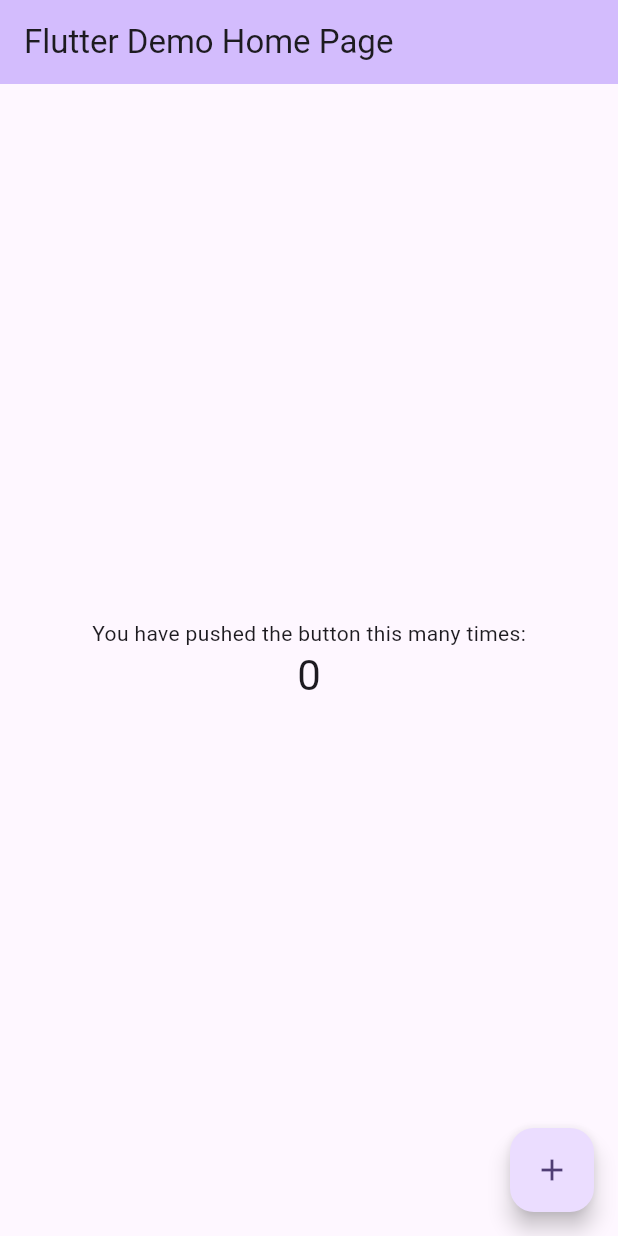
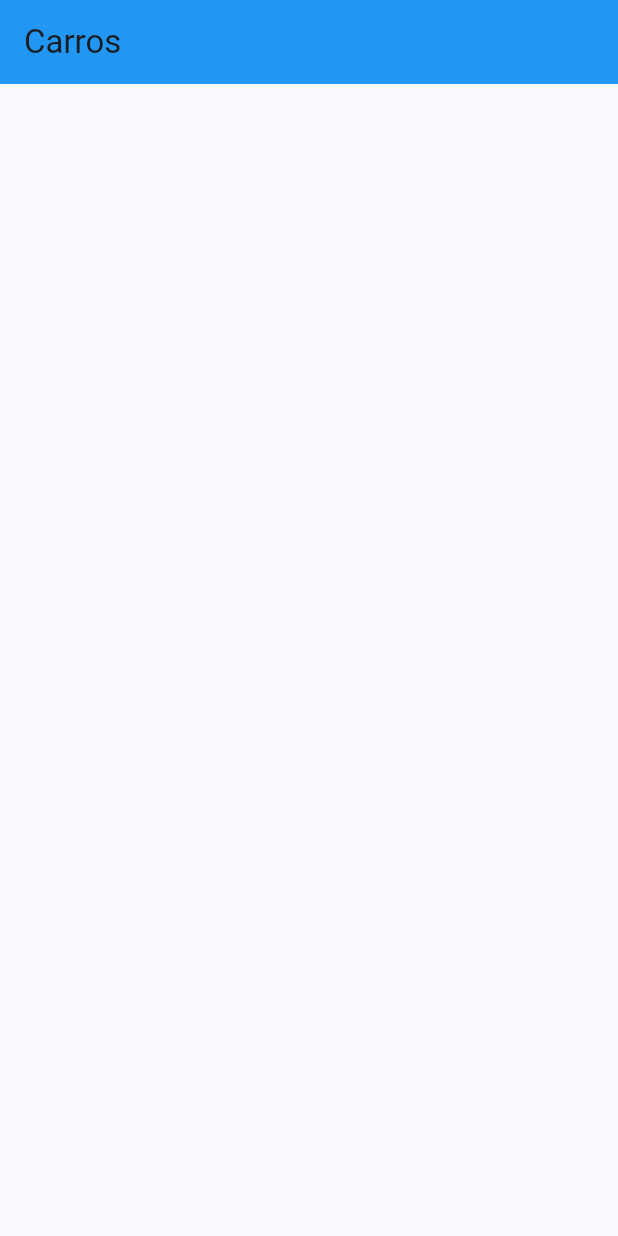
Before and after one commit to mtupich/carros_flutter, a Flutter app: the screen it shows after launch, on a phone screen of 412 x 824 dp. Run offline on Flutter 3.47's test engine with Material 3 defaults, Android fonts, the phone set to English and light mode, and no system bars.

Commit message:
criando as primeiras pages

```diff
--- a/lib/main.dart
+++ b/lib/main.dart
@@ -1,3 +1,4 @@
+import 'package:carros_app_flutter/pages/login_page.dart';
 import 'package:flutter/material.dart';
 
 void main() {
@@ -7,119 +8,16 @@
 class MyApp extends StatelessWidget {
   const MyApp({super.key});
 
-  // This widget is the root of your application.
   @override
   Widget build(BuildContext context) {
     return MaterialApp(
+      debugShowCheckedModeBanner: false,
       title: 'Flutter Demo',
       theme: ThemeData(
-        // This is the theme of your application.
-        //
-        // TRY THIS: Try running your application with "flutter run". You'll see
-        // the application has a purple toolbar. Then, without quitting the app,
-        // try changing the seedColor in the colorScheme below to Colors.green
-        // and then invoke "hot reload" (save your changes or press the "hot
-        // reload" button in a Flutter-supported IDE, or press "r" if you used
-        // the command line to start the app).
-        //
-        // Notice that the counter didn't reset back to zero; the application
-        // state is not lost during the reload. To reset the state, use hot
-        // restart instead.
-        //
-        // This works for code too, not just values: Most code changes can be
-        // tested with just a hot reload.
-        colorScheme: ColorScheme.fromSeed(seedColor: Colors.deepPurple),
+        colorScheme: ColorScheme.fromSeed(seedColor: Colors.blue),
         useMaterial3: true,
       ),
-      home: const MyHomePage(title: 'Flutter Demo Home Page'),
+      home: LoginPage(),
     );
   }
 }
-
-class MyHomePage extends StatefulWidget {
-  const MyHomePage({super.key, required this.title});
-
-  // This widget is the home page of your application. It is stateful, meaning
-  // that it has a State object (defined below) that contains fields that affect
-  // how it looks.
-
-  // This class is the configuration for the state. It holds the values (in this
-  // case the title) provided by the parent (in this case the App widget) and
-  // used by the build method of the State. Fields in a Widget subclass are
-  // always marked "final".
-
-  final String title;
-
-  @override
-  State<MyHomePage> createState() => _MyHomePageState();
-}
-
-class _MyHomePageState extends State<MyHomePage> {
-  int _counter = 0;
-
-  void _incrementCounter() {
-    setState(() {
-      // This call to setState tells the Flutter framework that something has
-      // changed in this State, which causes it to rerun the build method below
-      // so that the display can reflect the updated values. If we changed
-      // _counter without calling setState(), then the build method would not be
-      // called again, and so nothing would appear to happen.
-      _counter++;
-    });
-  }
-
-  @override
-  Widget build(BuildContext context) {
-    // This method is rerun every time setState is called, for instance as done
-    // by the _incrementCounter method above.
-    //
-    // The Flutter framework has been optimized to make rerunning build methods
-    // fast, so that you can just rebuild anything that needs updating rather
-    // than having to individually change instances of widgets.
-    return Scaffold(
-      appBar: AppBar(
-        // TRY THIS: Try changing the color here to a specific color (to
-        // Colors.amber, perhaps?) and trigger a hot reload to see the AppBar
-        // change color while the other colors stay the same.
-        backgroundColor: Theme.of(context).colorScheme.inversePrimary,
-        // Here we take the value from the MyHomePage object that was created by
-        // the App.build method, and use it to set our appbar title.
-        title: Text(widget.title),
-      ),
-      body: Center(
-        // Center is a layout widget. It takes a single child and positions it
-        // in the middle of the parent.
-        child: Column(
-          // Column is also a layout widget. It takes a list of children and
-          // arranges them vertically. By default, it sizes itself to fit its
-          // children horizontally, and tries to be as tall as its parent.
-          //
-          // Column has various properties to control how it sizes itself and
-          // how it positions its children. Here we use mainAxisAlignment to
-          // center the children vertically; the main axis here is the vertical
-          // axis because Columns are vertical (the cross axis would be
-          // horizontal).
-          //
-          // TRY THIS: Invoke "debug painting" (choose the "Toggle Debug Paint"
-          // action in the IDE, or press "p" in the console), to see the
-          // wireframe for each widget.
-          mainAxisAlignment: MainAxisAlignment.center,
-          children: <Widget>[
-            const Text(
-              'You have pushed the button this many times:',
-            ),
-            Text(
-              '$_counter',
-              style: Theme.of(context).textTheme.headlineMedium,
-            ),
-          ],
-        ),
-      ),
-      floatingActionButton: FloatingActionButton(
-        onPressed: _incrementCounter,
-        tooltip: 'Increment',
-        child: const Icon(Icons.add),
-      ), // This trailing comma makes auto-formatting nicer for build methods.
-    );
-  }
-}
--- /dev/null
+++ b/lib/pages/login_page.dart
@@ -0,0 +1,22 @@
+import 'package:flutter/material.dart';
+
+class LoginPage extends StatelessWidget {
+  const LoginPage({super.key});
+
+  @override
+  Widget build(BuildContext context) {
+    return Scaffold(
+      appBar: AppBar(
+        backgroundColor: Colors.blue,
+        title: Text("Carros"),
+      ),
+      body: _body(),
+    );
+  }
+}
+
+_body() {
+  return Container(
+    // color: Colors.purple,
+  );
+}
```
Also changed, not shown: 7 other files.
